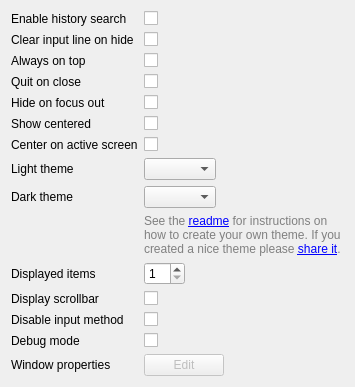
Before: the Qt Designer form src/configwidget.ui in albertlauncher/albert-plugin-widgetsboxmodel, drawn with Qt 5.
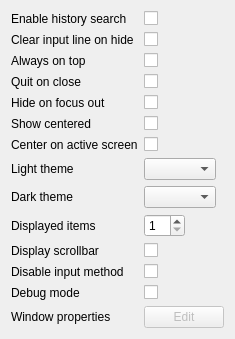
After: the same form once the commit is applied.

Commit message: Remove deprecated theme info

```diff
--- a/src/configwidget.ui
+++ b/src/configwidget.ui
@@ -240,35 +240,7 @@
      </property>
     </widget>
    </item>
-   <item row="9" column="1">
-    <widget class="QLabel" name="label_themeinfo">
-     <property name="sizePolicy">
-      <sizepolicy hsizetype="Fixed" vsizetype="Minimum">
-       <horstretch>0</horstretch>
-       <verstretch>0</verstretch>
-      </sizepolicy>
-     </property>
-     <property name="minimumSize">
-      <size>
-       <width>200</width>
-       <height>0</height>
-      </size>
-     </property>
-     <property name="text">
-      <string>&lt;span style=&quot; font-size:9pt; color:#808080;&quot;&gt;See the &lt;a href=&quot;https://github.com/albertlauncher/plugins/blob/master/widgetsboxmodel/README.md&quot;&gt;readme&lt;/a&gt; for instructions on how to create your own theme. If you created a nice theme please &lt;a href=&quot;https://github.com/orgs/albertlauncher/discussions/1147&quot;&gt;share it&lt;/a&gt;.&lt;/span&gt;</string>
-     </property>
-     <property name="textFormat">
-      <enum>Qt::TextFormat::AutoText</enum>
-     </property>
-     <property name="wordWrap">
-      <bool>true</bool>
-     </property>
-     <property name="openExternalLinks">
-      <bool>true</bool>
-     </property>
-    </widget>
-   </item>
-   <item row="10" column="0">
+   <item row="9" column="0">
     <widget class="QLabel" name="label_results">
      <property name="sizePolicy">
       <sizepolicy hsizetype="Minimum" vsizetype="Preferred">
@@ -284,7 +256,7 @@
      </property>
     </widget>
    </item>
-   <item row="10" column="1">
+   <item row="9" column="1">
     <widget class="QSpinBox" name="spinBox_results">
      <property name="sizePolicy">
       <sizepolicy hsizetype="Fixed" vsizetype="Fixed">
@@ -303,7 +275,7 @@
      </property>
     </widget>
    </item>
-   <item row="11" column="0">
+   <item row="10" column="0">
     <widget class="QLabel" name="label_scrollbar">
      <property name="sizePolicy">
       <sizepolicy hsizetype="Minimum" vsizetype="Preferred">
@@ -319,7 +291,7 @@
      </property>
     </widget>
    </item>
-   <item row="11" column="1">
+   <item row="10" column="1">
     <widget class="QCheckBox" name="checkBox_scrollbar">
      <property name="sizePolicy">
       <sizepolicy hsizetype="Fixed" vsizetype="Fixed">
@@ -332,14 +304,14 @@
      </property>
     </widget>
    </item>
-   <item row="12" column="0">
+   <item row="11" column="0">
     <widget class="QLabel" name="label_input_method">
      <property name="text">
       <string>Disable input method</string>
      </property>
     </widget>
    </item>
-   <item row="12" column="1">
+   <item row="11" column="1">
     <widget class="QCheckBox" name="checkBox_input_method">
      <property name="sizePolicy">
       <sizepolicy hsizetype="Fixed" vsizetype="Fixed">
@@ -349,14 +321,14 @@
      </property>
     </widget>
    </item>
-   <item row="13" column="0">
+   <item row="12" column="0">
     <widget class="QLabel" name="label_debug">
      <property name="text">
       <string>Debug mode</string>
      </property>
     </widget>
    </item>
-   <item row="13" column="1">
+   <item row="12" column="1">
     <widget class="QCheckBox" name="checkBox_debug">
      <property name="sizePolicy">
       <sizepolicy hsizetype="Fixed" vsizetype="Fixed">
@@ -369,14 +341,14 @@
      </property>
     </widget>
    </item>
-   <item row="14" column="0">
+   <item row="13" column="0">
     <widget class="QLabel" name="label_winprop">
      <property name="text">
       <string>Window properties</string>
      </property>
     </widget>
    </item>
-   <item row="14" column="1">
+   <item row="13" column="1">
     <widget class="QPushButton" name="pushButton_winprop">
      <property name="enabled">
       <bool>false</bool>
```
The commit also changes 3 other files.
